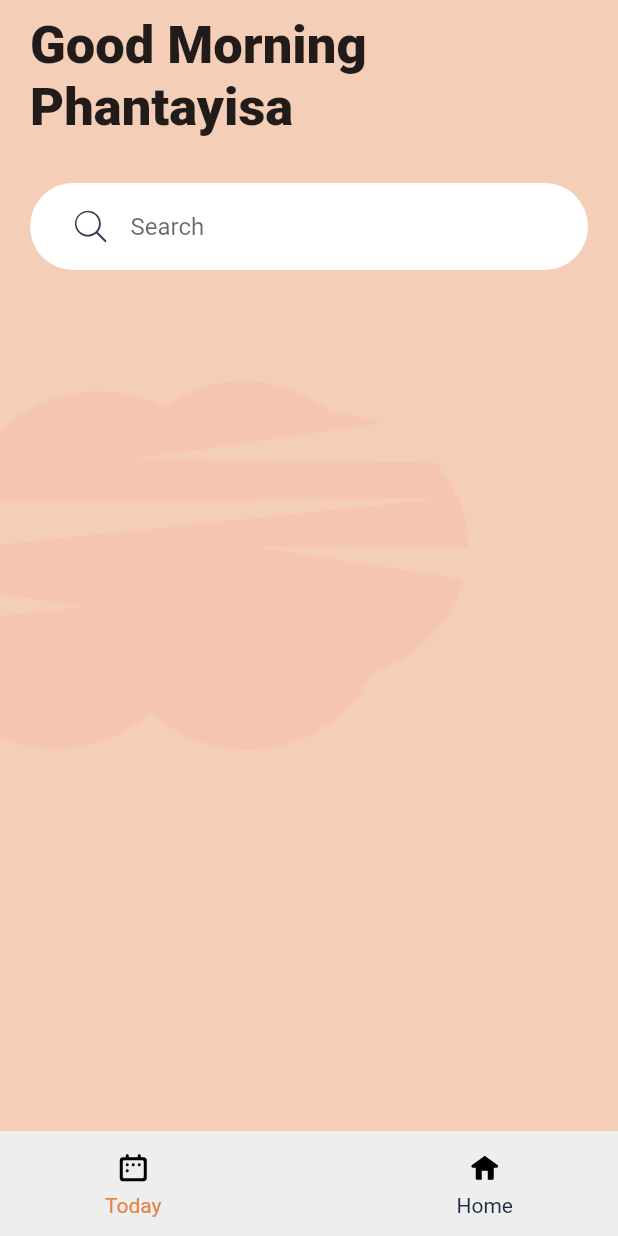
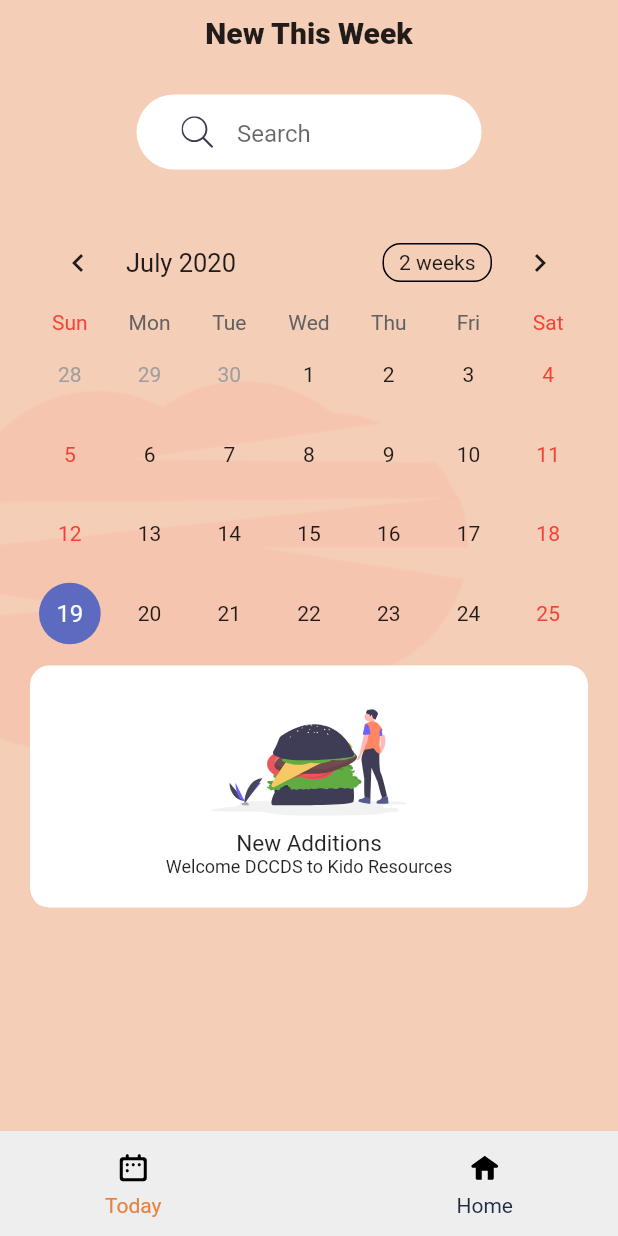
Before and after one commit to ChristOscar/KidoResources, a Flutter app: the screen it shows after launch, after a tap on "Today", on a phone screen of 412 x 824 dp. Run offline on Flutter 3.47's test engine with Material 2 defaults, Android fonts, the phone set to English and light mode, and no system bars; drawn by our look-alikes of table_calendar; our stand-ins replace flutter_svg.

Commit message:
Updating the current build of the App. With addtional screens and recent development of the Calender page and widget. Moving forward to the detailed list on the home page. Futher qulaity of life updates coming soon.

```diff
--- a/lib/screens/CalenderScreen.dart
+++ b/lib/screens/CalenderScreen.dart
@@ -1,9 +1,8 @@
 import 'package:flutter/material.dart';
+import 'package:kidoresources/widgets/Calender_widget.dart';
 import 'package:kidoresources/widgets/Category_Card.dart';
 import 'package:kidoresources/widgets/Navigation_bar.dart';
 import 'package:kidoresources/widgets/search_bar.dart';
-import 'package:kidoresources/constants.dart';
-
 
 class CalenderScreen extends StatelessWidget {
   @override
@@ -47,14 +46,55 @@ class CalenderScreen extends StatelessWidget {
               child: Column(
                 crossAxisAlignment: CrossAxisAlignment.start,
                 children: <Widget>[
-                  Text(
-                    "Good Morning \nPhantayisa",
-                    style: TextStyle(
-                      fontWeight: FontWeight.w900,
-                      fontSize: 35,
+                  //Title
+                  //Soon to be changed to be dynamic with the days
+                  Center(
+                    child: Text(
+                      "New This Week",
+                      style: TextStyle(
+                        fontWeight: FontWeight.w900,
+                        fontSize: 20,
+                      ),
                     ),
                   ),
-                  SearchBar(),
+                  //Search Bar resizing and placement
+                  Center(
+                    child: SizedBox(
+                      height: 110,
+                      width: 230,
+                      child: SearchBar(),
+                    ),
+                  ),
+                  //Calender Settings
+                  Expanded(
+                    child: GridView.count(
+                      crossAxisCount: 1,
+                      childAspectRatio: .5,
+                      crossAxisSpacing: 50,
+                      mainAxisSpacing: 30,
+                      children: <Widget>[
+                        CalenderWidget(),
+                      ],
+                    ),
+                  ),
+
+                  //Info Card to be placed here with new additions and update
+                  Expanded(
+                    child: GridView.count(
+                      crossAxisCount: 1,
+                      childAspectRatio: 2.3,
+                      crossAxisSpacing: 50,
+                      mainAxisSpacing: 10,
+                      children: <Widget>[
+                        CatagoryCard(
+                          title: "New Additions",
+                          text: "Welcome DCCDS to Kido Resources",
+                          svgSrc: "assets/icons/Hamburger.svg",
+                          press: () {},
+                        ),
+                      ],
+                    ),
+                  ),
                 ],
               ),
             ),
--- a/lib/screens/HomeScreen.dart
+++ b/lib/screens/HomeScreen.dart
@@ -83,11 +83,13 @@ class HomeScreen extends StatelessWidget {
                       children: <Widget>[
                         CatagoryCard(
                           title: "Food Resources",
+                          text: '',
                           svgSrc: "assets/icons/Hamburger.svg",
                           press: () {},
                         ),
                         CatagoryCard(
                           title: "Actvities",
+                          text: '',
                           svgSrc: "assets/icons/yoga.svg",
                           press: () {},
                         ),
--- /dev/null
+++ b/lib/widgets/Calender_widget.dart
@@ -0,0 +1,28 @@
+import 'package:flutter/material.dart';
+import 'package:table_calendar/table_calendar.dart';
+
+
+// Using a precreated and api for the calender
+
+class CalenderWidget extends StatefulWidget {
+  @override
+  _CalenderWidgetState createState() => _CalenderWidgetState();
+}
+
+class _CalenderWidgetState extends State<CalenderWidget> {
+  CalendarController _controller;
+
+  @override
+  void initState() {
+    // TODO: implement initState
+    super.initState();
+    _controller = CalendarController();
+  }
+
+  @override
+  Widget build(BuildContext context) {
+    return Container(
+      child: TableCalendar(calendarController: _controller),
+    );
+  }
+}
--- a/lib/widgets/Category_Card.dart
+++ b/lib/widgets/Category_Card.dart
@@ -6,12 +6,14 @@ class CatagoryCard extends StatelessWidget {
   final String svgSrc;
   final String title;
   final Function press;
+  final String text;
 
   const CatagoryCard({
     Key key,
     this.svgSrc,
     this.title,
     this.press,
+    this.text,
   }) : super(key: key);
 
   @override
@@ -48,6 +50,10 @@ class CatagoryCard extends StatelessWidget {
                     textAlign: TextAlign.center,
                     style: TextStyle(fontSize: 15),
                   ),
+                  Text(
+                    text,
+                    style: TextStyle(fontSize: 12),
+                  ),
                 ],
               ),
             ),
--- a/pubspec.yaml
+++ b/pubspec.yaml
@@ -24,6 +24,7 @@ dependencies:
   # Use with the CupertinoIcons class for iOS style icons.
   cupertino_icons: ^0.1.2
   flutter_svg: ^0.17.4
+  table_calendar: ^2.2.3
 
 dev_dependencies:
   flutter_test:
```
Also changed, not shown: pubspec.lock.
